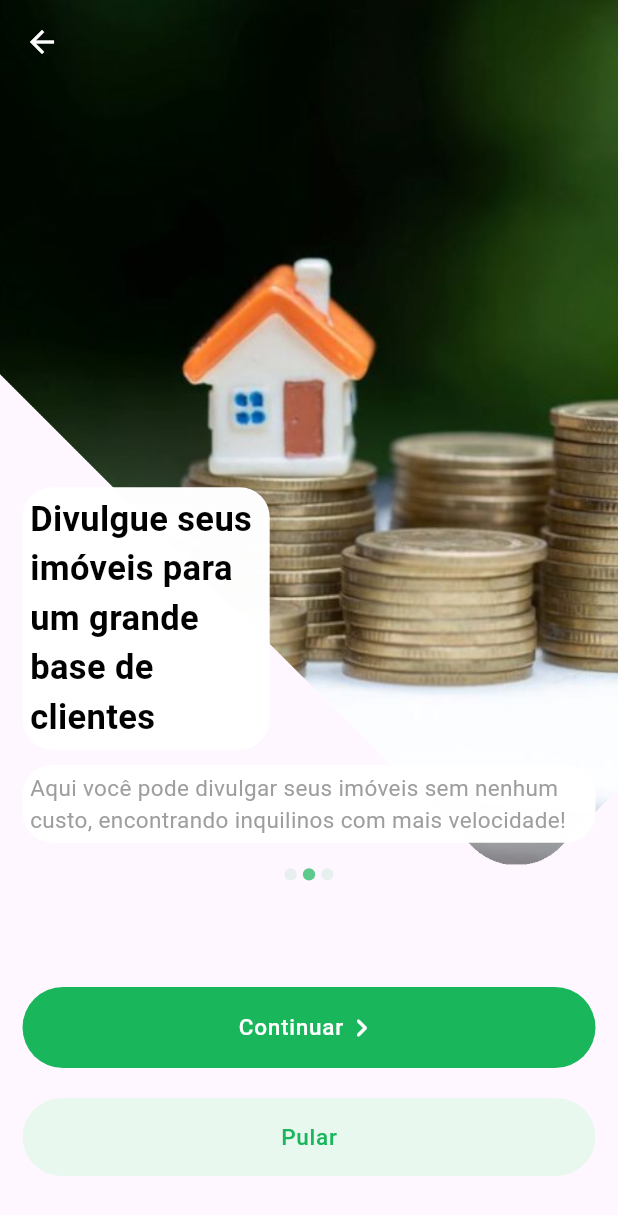
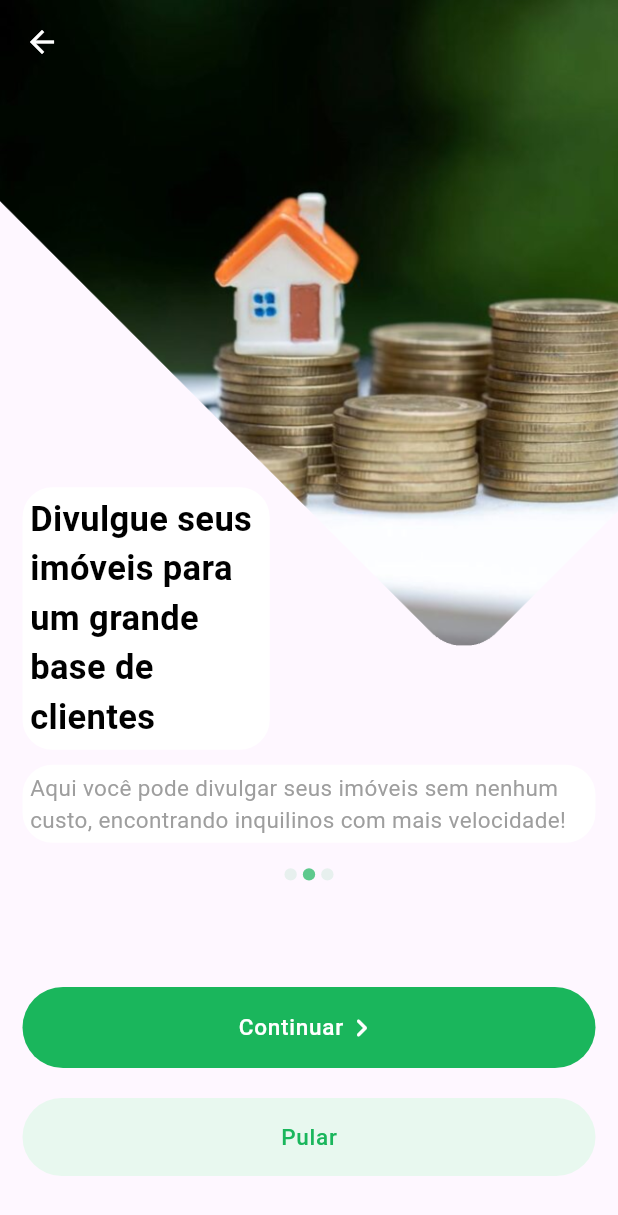
Before and after one commit to JoseVinicius-P/AluExpress-Flutter, a Flutter app: the SlidePage screen opened by its route, after a tap on "Continuar", on a phone screen of 412 x 824 dp. Shown: the top 1215 px of the screen. Run offline on Flutter 3.47's test engine with Material 2 defaults, Android fonts, the phone set to English and light mode, and no system bars; drawn by our look-alikes of auto_size_text, carousel_slider; our stand-ins replace device_preview, flutter_modular, flutter_triple, responsive_builder.

Commit message:
style: Ajustando layout para funcionar em tamanhos de tela diferentes

```diff
--- a/lib/app/modules/presentation/pages/slide_page.dart
+++ b/lib/app/modules/presentation/pages/slide_page.dart
@@ -17,39 +17,32 @@ class SlidePage extends StatefulWidget {
 class SlidePageState extends State<SlidePage>{
   final ISlideStore store = Modular.get();
   final CarouselController _carouselController = CarouselController();
-  late List<Widget> elementsList;
 
-  void initElementsList (){
-    elementsList = [
-      const SlidePageWidget(
+  List<Widget> getElementsList(bool expandImage){
+    return [
+      SlidePageWidget(
           slidePath: 'assets/images/slide1.png',
           title: "Encontre a casa que sempre sonhou!",
-          subtitle: "No Luguel você pode encontrar uma grande diversidade de casas e apartamentos, tudo de acordo com a cidade que você mora!"),
-      const SlidePageWidget(
+          subtitle: "No Luguel você pode encontrar uma grande diversidade de casas e apartamentos, tudo de acordo com a cidade que você mora!",
+          expandImage: expandImage,
+      ),
+      SlidePageWidget(
           slidePath: 'assets/images/slide2.png',
           title: "Divulgue seus imóveis para um grande base de clientes",
-          subtitle: "Aqui você pode divulgar seus imóveis sem nenhum custo, encontrando inquilinos com mais velocidade!"),
-      const SlidePageWidget(
+          subtitle: "Aqui você pode divulgar seus imóveis sem nenhum custo, encontrando inquilinos com mais velocidade!",
+        expandImage: expandImage,
+      ),
+      SlidePageWidget(
           slidePath: 'assets/images/slide3.png',
           title: "Alugue com rapidez, sem sair de casa!",
-          subtitle: "Com apenas alguns minutos você consegue ver todas as casa disponíveis na sua cidade, alugando sem precisar procurar manualmente"),
+          subtitle: "Com apenas alguns minutos você consegue ver todas as casa disponíveis na sua cidade, alugando sem precisar procurar manualmente",
+        expandImage: expandImage,
+      ),
     ];
   }
 
   @override
-  void initState() {
-    super.initState();
-
-  }
-
-  @override
-  void dispose() {
-    super.dispose();
-  }
-
-  @override
   Widget build(BuildContext context) {
-    initElementsList();
     return Scaffold(
       extendBodyBehindAppBar: true,
       appBar: AppBar(
@@ -80,16 +73,16 @@ class SlidePageState extends State<SlidePage>{
                   children: [
                     CarouselSliderWidget(
                       carouselController: _carouselController,
-                      elementsList: elementsList,
                       onPageChanged: (index) => store.updateCurrentSlide(index),
                       axis: Axis.horizontal,
+                      children: getElementsList(false),
                     ),
                     TripleBuilder(
                         store: store,
                         builder: (context, triple) {
                           return SlideIndicatorWidget(
                             seletedItem: triple.state as int,
-                            numberOfItems: elementsList.length,
+                            numberOfItems: getElementsList(false).length,
                             axis: Axis.horizontal,
                             onItemTap: (index) => _carouselController.animateToPage(
                                 index,
@@ -147,9 +140,9 @@ class SlidePageState extends State<SlidePage>{
                     children: [
                       CarouselSliderWidget(
                         carouselController: _carouselController,
-                        elementsList: elementsList,
                         onPageChanged: (index) => store.updateCurrentSlide(index),
                         axis: Axis.vertical,
+                        children: getElementsList(true),
                       ),
                       const SizedBox(width: 10,),
                       TripleBuilder(
@@ -157,7 +150,7 @@ class SlidePageState extends State<SlidePage>{
                           builder: (context, triple) {
                             return SlideIndicatorWidget(
                                 seletedItem: triple.state as int,
-                                numberOfItems: elementsList.length,
+                                numberOfItems: getElementsList(true).length,
                                 axis: Axis.vertical,
                                 onItemTap: (index) => _carouselController.animateToPage(
                                     index,
@@ -218,19 +211,20 @@ class SlidePageWidget extends StatelessWidget {
     required this.slidePath,
     required this.title,
     required this.subtitle,
+    required this.expandImage,
   });
 
   final String slidePath;
   final String title;
   final String subtitle;
+  final bool expandImage;
 
   @override
   Widget build(BuildContext context) {
-    return Expanded(
-      child: Stack(
+    return Stack(
       children: [
         Container(
-            constraints: const BoxConstraints.expand(),
+          constraints: expandImage ? const BoxConstraints.expand() : const BoxConstraints(),
           child: Image(
             image: AssetImage(slidePath),
             fit: BoxFit.cover,
@@ -289,7 +283,6 @@ class SlidePageWidget extends StatelessWidget {
           ),
         )
       ],
-      ),
     );
   }
 }
@@ -298,12 +291,12 @@ class CarouselSliderWidget extends StatelessWidget {
   const CarouselSliderWidget({
     super.key,
     required CarouselController carouselController,
-    required this.elementsList, required this.onPageChanged,
+    required this.children, required this.onPageChanged,
     required this.axis,
   }) : _carouselController = carouselController;
 
   final CarouselController _carouselController;
-  final List<Widget> elementsList;
+  final List<Widget> children;
   final Function(int) onPageChanged;
   final Axis axis;
 
@@ -322,7 +315,7 @@ class CarouselSliderWidget extends StatelessWidget {
             onPageChanged: (index, reason) {
               onPageChanged(index);
             }),
-        items: elementsList,
+        items: children,
       ),
     );
   }
```
Lines whose indentation alone changed are shown as unchanged.
